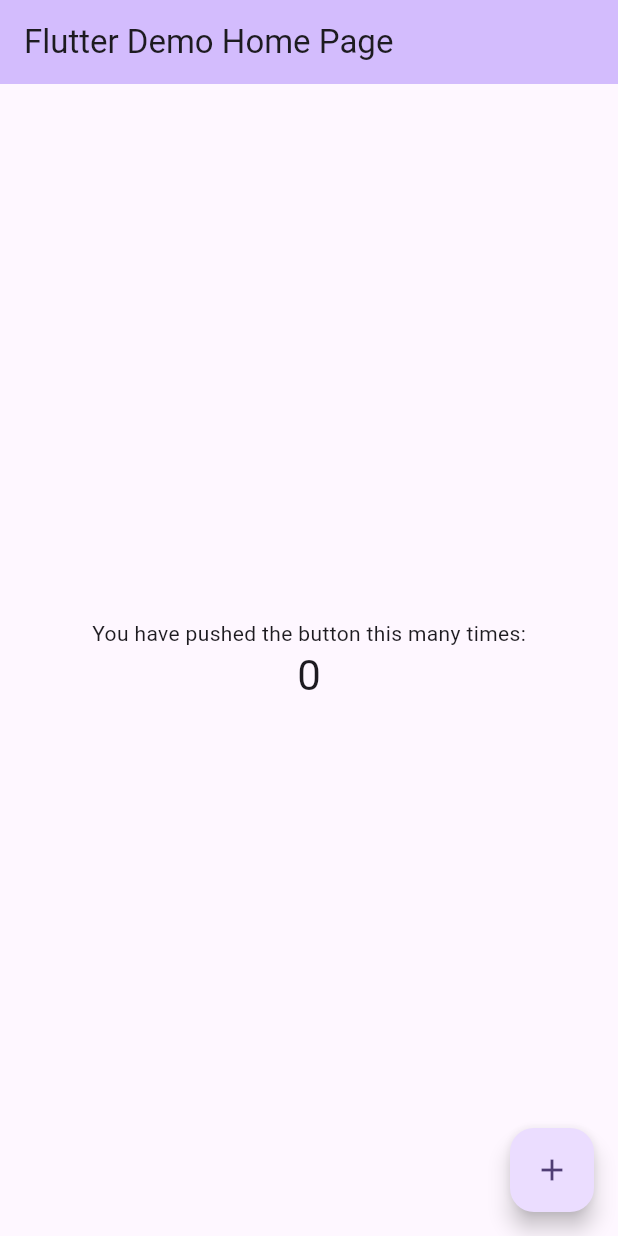
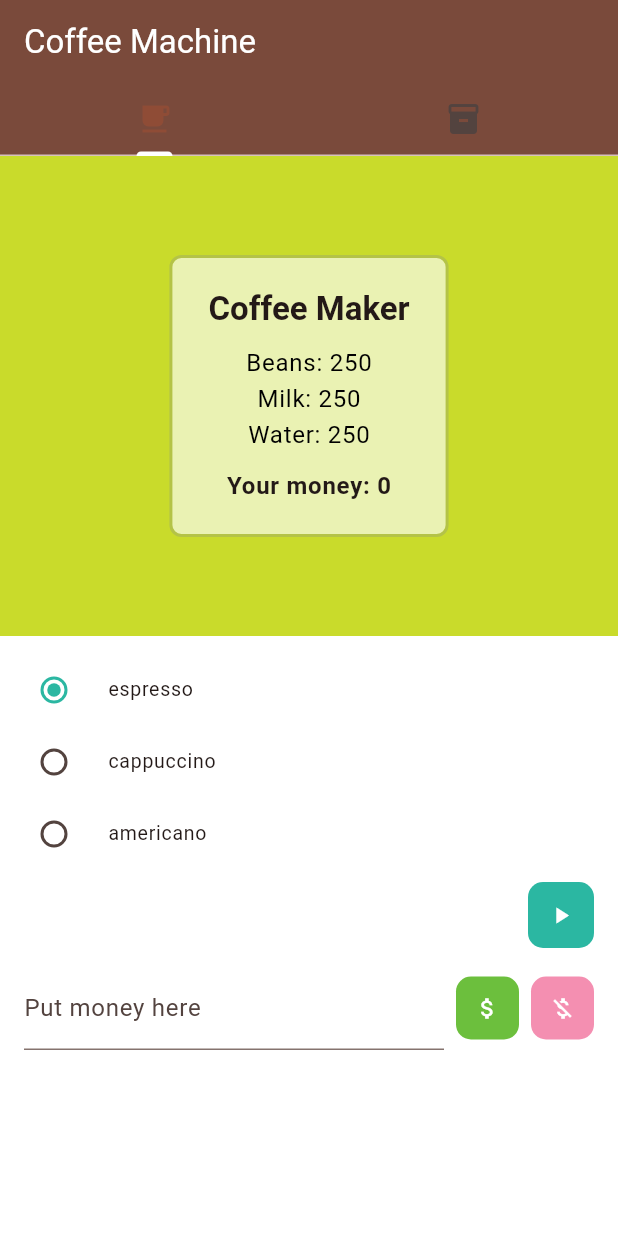
Before and after one commit to GrigorevNikOfficial/PI2302_Grigorev, a Flutter app: the screen it shows after launch, on a phone screen of 412 x 824 dp. Run offline on Flutter 3.47's test engine with Material 3 defaults, Android fonts, the phone set to English and light mode, and no system bars.

Commit message:
Добавлены 2 страницы

```diff
--- a/lab_12/lib/main.dart
+++ b/lab_12/lib/main.dart
@@ -1,122 +1,245 @@
 import 'package:flutter/material.dart';
 
+import 'coffee_machine/coffee.dart';
+import 'coffee_machine/enums.dart';
+import 'coffee_machine/i_coffee.dart';
+import 'coffee_machine/machine.dart';
+import 'coffee_machine/resources.dart';
+import 'pages/coffee_page.dart';
+import 'pages/resources_page.dart';
+import 'theme/app_colors.dart';
+
 void main() {
-  runApp(const MyApp());
+  runApp(const CoffeeApp());
 }
 
-class MyApp extends StatelessWidget {
-  const MyApp({super.key});
+class CoffeeApp extends StatelessWidget {
+  const CoffeeApp({super.key});
 
-  // This widget is the root of your application.
   @override
   Widget build(BuildContext context) {
     return MaterialApp(
-      title: 'Flutter Demo',
+      title: 'Coffee Machine',
       theme: ThemeData(
-        // This is the theme of your application.
-        //
-        // TRY THIS: Try running your application with "flutter run". You'll see
-        // the application has a purple toolbar. Then, without quitting the app,
-        // try changing the seedColor in the colorScheme below to Colors.green
-        // and then invoke "hot reload" (save your changes or press the "hot
-        // reload" button in a Flutter-supported IDE, or press "r" if you used
-        // the command line to start the app).
-        //
-        // Notice that the counter didn't reset back to zero; the application
-        // state is not lost during the reload. To reset the state, use hot
-        // restart instead.
-        //
-        // This works for code too, not just values: Most code changes can be
-        // tested with just a hot reload.
-        colorScheme: .fromSeed(seedColor: Colors.deepPurple),
+        colorScheme: ColorScheme.fromSeed(seedColor: AppColors.appBar),
+        scaffoldBackgroundColor: AppColors.background,
       ),
-      home: const MyHomePage(title: 'Flutter Demo Home Page'),
+      home: const CoffeeHome(),
     );
   }
 }
 
-class MyHomePage extends StatefulWidget {
-  const MyHomePage({super.key, required this.title});
-
-  // This widget is the home page of your application. It is stateful, meaning
-  // that it has a State object (defined below) that contains fields that affect
-  // how it looks.
-
-  // This class is the configuration for the state. It holds the values (in this
-  // case the title) provided by the parent (in this case the App widget) and
-  // used by the build method of the State. Fields in a Widget subclass are
-  // always marked "final".
-
-  final String title;
+class CoffeeHome extends StatefulWidget {
+  const CoffeeHome({super.key});
 
   @override
-  State<MyHomePage> createState() => _MyHomePageState();
+  State<CoffeeHome> createState() => _CoffeeHomeState();
 }
 
-class _MyHomePageState extends State<MyHomePage> {
-  int _counter = 0;
+class _CoffeeHomeState extends State<CoffeeHome> {
+  late final Machine _machine;
+  CoffeeType _selectedType = CoffeeType.espresso;
+  int _userMoney = 0;
+  bool _isBrewing = false;
+  final int _initialCoffeeBeans = 250;
+  final int _initialMilk = 250;
+  final int _initialWater = 250;
+  final int _initialCash = 0;
 
-  void _incrementCounter() {
+  @override
+  void initState() {
+    super.initState();
+    _machine = Machine(
+      Resources(
+        coffeeBeans: _initialCoffeeBeans,
+        milk: _initialMilk,
+        water: _initialWater,
+        cash: _initialCash,
+      ),
+    );
+  }
+
+  ICoffee _recipeForType(CoffeeType type) {
+    switch (type) {
+      case CoffeeType.espresso:
+        return const Espresso();
+      case CoffeeType.cappuccino:
+        return const Cappuccino();
+      case CoffeeType.americano:
+        return const Americano();
+    }
+  }
+
+  void _showSnack(BuildContext context, String message) {
+    final messenger = ScaffoldMessenger.of(context);
+    messenger
+      ..hideCurrentSnackBar()
+      ..showSnackBar(
+        SnackBar(content: Text(message), duration: const Duration(seconds: 2)),
+      );
+  }
+
+  Future<void> _brewCoffee(BuildContext context) async {
+    if (_isBrewing) {
+      return;
+    }
+
+    final recipe = _recipeForType(_selectedType);
+    if (_userMoney < recipe.cash()) {
+      _showSnack(context, 'Not enough money.');
+      return;
+    }
+
+    if (!_machine.isAvailableResources(recipe)) {
+      _showSnack(context, 'Not enough resources.');
+      return;
+    }
+
+    FocusScope.of(context).unfocus();
+
     setState(() {
-      // This call to setState tells the Flutter framework that something has
-      // changed in this State, which causes it to rerun the build method below
-      // so that the display can reflect the updated values. If we changed
-      // _counter without calling setState(), then the build method would not be
-      // called again, and so nothing would appear to happen.
-      _counter++;
+      _isBrewing = true;
     });
+
+    final dialog = showDialog<void>(
+      context: context,
+      barrierDismissible: false,
+      builder: (context) => const _BrewingDialog(),
+    );
+
+    final ok = await _machine.makeCoffee(recipe);
+    if (!mounted) {
+      return;
+    }
+
+    Navigator.of(context, rootNavigator: true).pop();
+    await dialog;
+
+    setState(() {
+      if (ok) {
+        _userMoney -= recipe.cash();
+      }
+      _isBrewing = false;
+    });
+
+    _showSnack(context, ok ? 'Coffee is ready.' : 'Not enough resources.');
+  }
+
+  bool _addMoney(BuildContext context, int amount) {
+    if (amount <= 0) {
+      _showSnack(context, 'Enter a positive amount.');
+      return false;
+    }
+
+    setState(() {
+      _userMoney += amount;
+    });
+
+    _showSnack(context, 'Added $amount.');
+    return true;
+  }
+
+  void _refundMoney(BuildContext context) {
+    if (_userMoney == 0) {
+      _showSnack(context, 'No money to refund.');
+      return;
+    }
+
+    final refunded = _userMoney;
+    setState(() {
+      _userMoney = 0;
+    });
+
+    _showSnack(context, 'Refunded $refunded.');
+  }
+
+  bool _fillResources(
+    BuildContext context, {
+    required int coffeeBeans,
+    required int milk,
+    required int water,
+    required int cash,
+  }) {
+    if (coffeeBeans <= 0 && milk <= 0 && water <= 0 && cash <= 0) {
+      _showSnack(context, 'Enter at least one value.');
+      return false;
+    }
+
+    _machine.fillResources(
+      coffeeBeans: coffeeBeans,
+      milk: milk,
+      water: water,
+      cash: cash,
+    );
+
+    _showSnack(context, 'Resources updated.');
+    return true;
   }
 
   @override
   Widget build(BuildContext context) {
-    // This method is rerun every time setState is called, for instance as done
-    // by the _incrementCounter method above.
-    //
-    // The Flutter framework has been optimized to make rerunning build methods
-    // fast, so that you can just rebuild anything that needs updating rather
-    // than having to individually change instances of widgets.
-    return Scaffold(
+    return DefaultTabController(
+      length: 2,
+      child: Scaffold(
         appBar: AppBar(
-        // TRY THIS: Try changing the color here to a specific color (to
-        // Colors.amber, perhaps?) and trigger a hot reload to see the AppBar
-        // change color while the other colors stay the same.
-        backgroundColor: Theme.of(context).colorScheme.inversePrimary,
-        // Here we take the value from the MyHomePage object that was created by
-        // the App.build method, and use it to set our appbar title.
-        title: Text(widget.title),
+          title: const Text('Coffee Machine'),
+          backgroundColor: AppColors.appBar,
+          foregroundColor: Colors.white,
+          bottom: const TabBar(
+            indicatorColor: Colors.white,
+            tabs: [
+              Tab(icon: Icon(Icons.local_cafe)),
+              Tab(icon: Icon(Icons.inventory_2)),
+            ],
           ),
-      body: Center(
-        // Center is a layout widget. It takes a single child and positions it
-        // in the middle of the parent.
-        child: Column(
-          // Column is also a layout widget. It takes a list of children and
-          // arranges them vertically. By default, it sizes itself to fit its
-          // children horizontally, and tries to be as tall as its parent.
-          //
-          // Column has various properties to control how it sizes itself and
-          // how it positions its children. Here we use mainAxisAlignment to
-          // center the children vertically; the main axis here is the vertical
-          // axis because Columns are vertical (the cross axis would be
-          // horizontal).
-          //
-          // TRY THIS: Invoke "debug painting" (choose the "Toggle Debug Paint"
-          // action in the IDE, or press "p" in the console), to see the
-          // wireframe for each widget.
-          mainAxisAlignment: .center,
+        ),
+        body: SafeArea(
+          child: TabBarView(
             children: [
-            const Text('You have pushed the button this many times:'),
-            Text(
-              '$_counter',
-              style: Theme.of(context).textTheme.headlineMedium,
+              CoffeePage(
+                resources: _machine.resources,
+                userMoney: _userMoney,
+                selectedType: _selectedType,
+                isBrewing: _isBrewing,
+                onTypeChanged: (type) {
+                  setState(() {
+                    _selectedType = type;
+                  });
+                },
+                onBrew: _brewCoffee,
+                onAddMoney: _addMoney,
+                onRefundMoney: _refundMoney,
+              ),
+              ResourcesPage(
+                resources: _machine.resources,
+                onFillResources: _fillResources,
               ),
             ],
           ),
         ),
-      floatingActionButton: FloatingActionButton(
-        onPressed: _incrementCounter,
-        tooltip: 'Increment',
-        child: const Icon(Icons.add),
       ),
     );
   }
 }
+
+class _BrewingDialog extends StatelessWidget {
+  const _BrewingDialog();
+
+  @override
+  Widget build(BuildContext context) {
+    return AlertDialog(
+      content: Row(
+        mainAxisSize: MainAxisSize.min,
+        children: const [
+          SizedBox(
+            height: 24,
+            width: 24,
+            child: CircularProgressIndicator(strokeWidth: 3),
+          ),
+          SizedBox(width: 12),
+          Text('Brewing coffee...'),
+        ],
+      ),
+    );
+  }
+}
--- /dev/null
+++ b/lab_12/lib/pages/coffee_page.dart
@@ -0,0 +1,181 @@
+import 'package:flutter/material.dart';
+
+import '../coffee_machine/enums.dart';
+import '../coffee_machine/resources.dart';
+import '../theme/app_colors.dart';
+import '../widgets/resource_display.dart';
+
+class CoffeePage extends StatefulWidget {
+  const CoffeePage({
+    super.key,
+    required this.resources,
+    required this.userMoney,
+    required this.selectedType,
+    required this.isBrewing,
+    required this.onTypeChanged,
+    required this.onBrew,
+    required this.onAddMoney,
+    required this.onRefundMoney,
+  });
+
+  final Resources resources;
+  final int userMoney;
+  final CoffeeType selectedType;
+  final bool isBrewing;
+  final ValueChanged<CoffeeType> onTypeChanged;
+  final Future<void> Function(BuildContext context) onBrew;
+  final bool Function(BuildContext context, int amount) onAddMoney;
+  final void Function(BuildContext context) onRefundMoney;
+
+  @override
+  State<CoffeePage> createState() => _CoffeePageState();
+}
+
+class _CoffeePageState extends State<CoffeePage> {
+  final TextEditingController _moneyController = TextEditingController();
+
+  @override
+  void dispose() {
+    _moneyController.dispose();
+    super.dispose();
+  }
+
+  int _readMoney() {
+    final value = int.tryParse(_moneyController.text.trim()) ?? 0;
+    return value < 0 ? 0 : value;
+  }
+
+  Widget _buildRadio(CoffeeType type, String label) {
+    return RadioListTile<CoffeeType>(
+      value: type,
+      groupValue: widget.selectedType,
+      onChanged: (value) {
+        if (value != null) {
+          widget.onTypeChanged(value);
+        }
+      },
+      title: Text(label),
+      dense: true,
+      contentPadding: EdgeInsets.zero,
+      activeColor: AppColors.actionTeal,
+    );
+  }
+
+  @override
+  Widget build(BuildContext context) {
+    final resources = widget.resources;
+
+    return Column(
+      children: [
+        Expanded(
+          flex: 4,
+          child: Container(
+            color: AppColors.displayPanel,
+            padding: const EdgeInsets.all(16),
+            child: ResourceDisplay(
+              title: 'Coffee Maker',
+              lines: [
+                'Beans: ${resources.coffeeBeans}',
+                'Milk: ${resources.milk}',
+                'Water: ${resources.water}',
+              ],
+              footer: 'Your money: ${widget.userMoney}',
+            ),
+          ),
+        ),
+        Expanded(
+          flex: 5,
+          child: Container(
+            color: AppColors.panelBackground,
+            padding: const EdgeInsets.fromLTRB(16, 12, 16, 16),
+            child: SingleChildScrollView(
+              keyboardDismissBehavior: ScrollViewKeyboardDismissBehavior.onDrag,
+              child: Column(
+                children: [
+                  _buildRadio(CoffeeType.espresso, 'espresso'),
+                  _buildRadio(CoffeeType.cappuccino, 'cappuccino'),
+                  _buildRadio(CoffeeType.americano, 'americano'),
+                  const SizedBox(height: 8),
+                  Align(
+                    alignment: Alignment.centerRight,
+                    child: SizedBox(
+                      height: 44,
+                      width: 44,
+                      child: FilledButton(
+                        onPressed: widget.isBrewing
+                            ? null
+                            : () => widget.onBrew(context),
+                        style: FilledButton.styleFrom(
+                          backgroundColor: AppColors.actionTeal,
+                          padding: EdgeInsets.zero,
+                          shape: RoundedRectangleBorder(
+                            borderRadius: BorderRadius.circular(10),
+                          ),
+                        ),
+                        child: const Icon(Icons.play_arrow),
+                      ),
+                    ),
+                  ),
+                  const SizedBox(height: 12),
+                  Row(
+                    children: [
+                      Expanded(
+                        child: TextField(
+                          controller: _moneyController,
+                          keyboardType: TextInputType.number,
+                          decoration: const InputDecoration(
+                            labelText: 'Put money here',
+                            border: UnderlineInputBorder(),
+                          ),
+                        ),
+                      ),
+                      const SizedBox(width: 8),
+                      SizedBox(
+                        height: 42,
+                        width: 42,
+                        child: FilledButton(
+                          onPressed: () {
+                            FocusScope.of(context).unfocus();
+                            final amount = _readMoney();
+                            final added = widget.onAddMoney(context, amount);
+                            if (added) {
+                              _moneyController.clear();
+                            }
+                          },
+                          style: FilledButton.styleFrom(
+                            backgroundColor: AppColors.actionGreen,
+                            padding: EdgeInsets.zero,
+                            shape: RoundedRectangleBorder(
+                              borderRadius: BorderRadius.circular(10),
+                            ),
+                          ),
+                          child: const Icon(Icons.attach_money),
+                        ),
+                      ),
+                      const SizedBox(width: 8),
+                      SizedBox(
+                        height: 42,
+                        width: 42,
+                        child: FilledButton(
+                          onPressed: () => widget.onRefundMoney(context),
+                          style: FilledButton.styleFrom(
+                            backgroundColor: AppColors.actionPink,
+                            padding: EdgeInsets.zero,
+                            shape: RoundedRectangleBorder(
+                              borderRadius: BorderRadius.circular(10),
+                            ),
+                          ),
+                          child: const Icon(Icons.money_off),
+                        ),
+                      ),
+                    ],
+                  ),
+                ],
+              ),
+            ),
+          ),
+        ),
+      ],
+    );
+  }
+}
--- /dev/null
+++ b/lab_12/lib/widgets/resource_display.dart
@@ -0,0 +1,54 @@
+import 'package:flutter/material.dart';
+
+import '../theme/app_colors.dart';
+
+class ResourceDisplay extends StatelessWidget {
+  const ResourceDisplay({
+    super.key,
+    required this.title,
+    required this.lines,
+    this.footer,
+  });
+
+  final String title;
+  final List<String> lines;
+  final String? footer;
+
+  @override
+  Widget build(BuildContext context) {
+    final textTheme = Theme.of(context).textTheme;
+
+    return Center(
+      child: Container(
+        padding: const EdgeInsets.symmetric(horizontal: 24, vertical: 20),
+        decoration: BoxDecoration(
+          color: AppColors.displayCard,
+          borderRadius: BorderRadius.circular(8),
+          border: Border.all(color: AppColors.displayBorder, width: 2),
+        ),
+        child: Column(
+          mainAxisSize: MainAxisSize.min,
+          children: [
+            Text(
+              title,
+              style: textTheme.titleLarge?.copyWith(fontWeight: FontWeight.w600),
+            ),
+            const SizedBox(height: 10),
+            for (final line in lines)
+              Text(
+                line,
+                style: textTheme.bodyLarge?.copyWith(color: Colors.black),
+              ),
+            if (footer != null) ...[
+              const SizedBox(height: 10),
+              Text(
+                footer!,
+                style: textTheme.bodyLarge?.copyWith(fontWeight: FontWeight.w600),
+              ),
+            ],
+          ],
+        ),
+      ),
+    );
+  }
+}
```
Also changed, not shown: lab_12/lib/pages/resources_page.dart (added, +158 -0 lines). Lines whose indentation alone changed are shown as unchanged.
